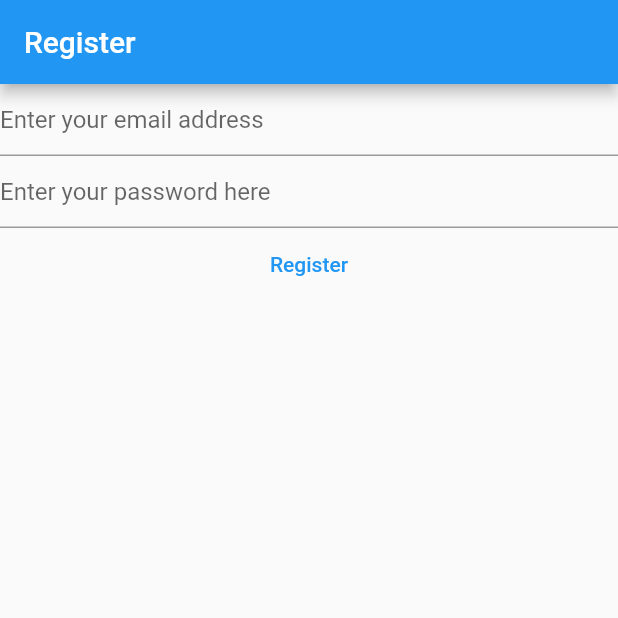
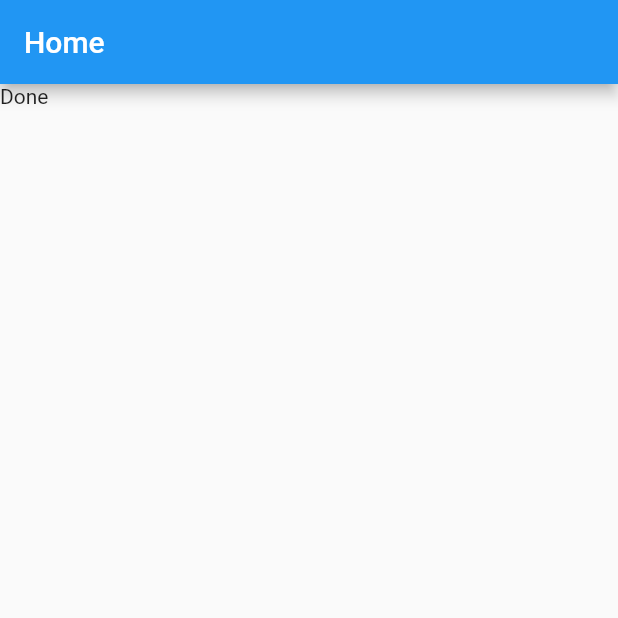
Before and after one commit to 0muttu1/campussathi, a Flutter app: the screen it shows after launch, on a phone screen of 412 x 824 dp, the top half of it. Run offline on Flutter 3.47's test engine with Material 2 defaults, Android fonts, the light colour scheme and no system bars; our stand-ins replace firebase_auth, firebase_core; accounts and stored records are empty.

Commit message:
email verification

```diff
--- a/lib/main.dart
+++ b/lib/main.dart
@@ -1,7 +1,8 @@
 import 'package:campussathi/views/login_view.dart';
+import 'package:firebase_auth/firebase_auth.dart';
 import 'package:firebase_core/firebase_core.dart';
 import 'package:flutter/material.dart';
-import 'package:firebase_auth/firebase_auth.dart';
+
 import 'firebase_options.dart';
 
 void main() {
@@ -12,47 +13,21 @@ void main() {
       theme: ThemeData(
         primarySwatch: Colors.blue,
       ),
-      home: const RegisterView(),
+      home: const HomePage(),
       //home: const RegisterView(),
     ),
   );
 }
 
-class RegisterView extends StatefulWidget {
-  const RegisterView({super.key});
-
-  @override
-  State<RegisterView> createState() => _RegisterViewState();
-}
-
-class _RegisterViewState extends State<RegisterView> {
-  late final TextEditingController _email;
-  late final TextEditingController _password;
-
-  @override
-  void initState() {
-    _email = TextEditingController();
-    _password = TextEditingController();
-    //_username = TextEditingController();
-    super.initState();
-  }
-
-  @override
-  void dispose() {
-    _email.dispose();
-    _password.dispose();
-    //_username.dispose();
-    super.dispose();
-  }
+class HomePage extends StatelessWidget {
+  const HomePage({super.key});
 
   @override
   Widget build(BuildContext context) {
     {}
     return Scaffold(
-      //scaffold is basic building of a widget
       appBar: AppBar(
-        //bar on the top of the screen
-        title: const Text('Register'), //title of the top of the screen
+        title: const Text('Home'), //title of the top of the screen
       ),
       body: FutureBuilder(
         future: Firebase.initializeApp(
@@ -61,55 +36,14 @@ class _RegisterViewState extends State<RegisterView> {
         builder: (context, snapshot) {
           switch (snapshot.connectionState) {
             case ConnectionState.done:
-              return Column(
-                children: [
-                  //create text fields using TextField(),
-                  //TextField(
-                  //controls: _username,),
-                  TextField(
-                    controller: _email,
-                    enableSuggestions: false,
-                    autocorrect: false,
-                    keyboardType: TextInputType.emailAddress,
-                    decoration: const InputDecoration(
-                      hintText: 'Enter your email address',
-                    ),
-                  ),
-                  TextField(
-                    controller: _password,
-                    obscureText: true,
-                    enableSuggestions: false,
-                    autocorrect: false,
-                    decoration: const InputDecoration(
-                      hintText: 'Enter your password here',
-                    ),
-                  ),
-                  TextButton(
-                    onPressed: () async {
-                      //using the test editng as a proxy to access the testfield/on pressed it should connedt to fire base so wait for some time ..async
-                      final email = _email.text;
-                      final password = _password.text;
+              final user = FirebaseAuth.instance.currentUser;
 
-                      //creating a user with the email and password
-                      try {
-                        final userCredential = await FirebaseAuth.instance
-                            .createUserWithEmailAndPassword(
-                                email: email, password: password);
-                        print(userCredential);
-                      } on FirebaseAuthException catch (e) {
-                        if (e.code == 'weak-password') {
-                          print('Weak password');
-                        } else if (e.code == 'email-already-in-use') {
-                          print('Email already in use');
-                        } else if(e.code == 'invalid-email'){
-                          print('Invalid email address');
-                        }
-                      }
-                    },
-                    child: const Text('Register'),
-                  ),
-                ],
-              );
+              if (user?.emailVerified ?? false) {
+                print('your are a verified user');
+              } else {
+                print('your are not a verified user');
+              }
+              return const Text('Done');
             default:
               return const Text('Loading...');
           }
```
Also changed, not shown: lib/views/register_view.dart (added, +108 -0 lines).
